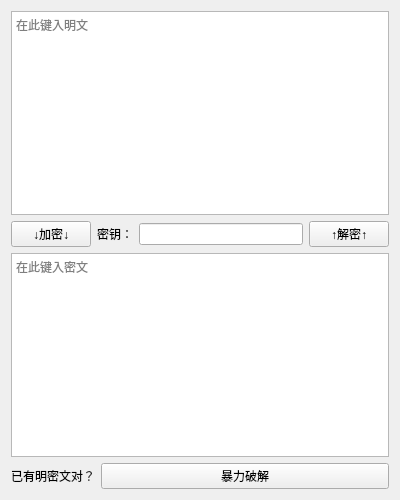
First picture: the form in Forms/main.ui, repository MaxAndFelix/S-DES_Python, before the edit.
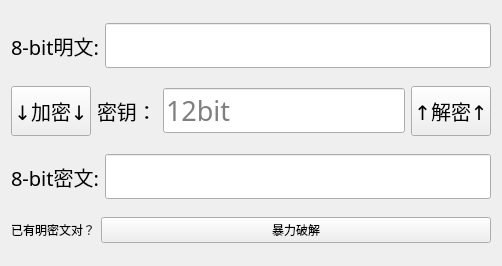
Second picture: the form after the edit.

Commit message: 界面预览

What changed in the file:
```diff
--- a/Forms/main.ui
+++ b/Forms/main.ui
@@ -9,26 +9,46 @@
    <rect>
     <x>0</x>
     <y>0</y>
-    <width>400</width>
-    <height>500</height>
+    <width>502</width>
+    <height>266</height>
    </rect>
   </property>
   <property name="windowTitle">
    <string>S-DES</string>
   </property>
-  <layout class="QHBoxLayout" name="horizontalLayout_4">
+  <layout class="QHBoxLayout" name="horizontalLayout_5">
    <item>
     <layout class="QVBoxLayout" name="verticalLayout">
-     <item>
-      <widget class="QPlainTextEdit" name="PlainTextEdit">
-       <property name="placeholderText">
-        <string>在此键入明文</string>
-       </property>
-      </widget>
-     </item>
      <item>
       <layout class="QHBoxLayout" name="horizontalLayout_2">
        <item>
+        <widget class="QLabel" name="label_Plain">
+         <property name="font">
+          <font>
+           <family>微软雅黑</family>
+           <pointsize>15</pointsize>
+          </font>
+         </property>
+         <property name="text">
+          <string>8-bit明文:</string>
+         </property>
+        </widget>
+       </item>
+       <item>
+        <widget class="QLineEdit" name="lineEdit_Cipher">
+         <property name="font">
+          <font>
+           <family>微软雅黑</family>
+           <pointsize>20</pointsize>
+          </font>
+         </property>
+        </widget>
+       </item>
+      </layout>
+     </item>
+     <item>
+      <layout class="QHBoxLayout" name="horizontalLayout">
+       <item>
         <widget class="QPushButton" name="pBtn_Encrypt">
          <property name="sizePolicy">
           <sizepolicy hsizetype="Minimum" vsizetype="Maximum">
@@ -38,7 +58,7 @@
          </property>
          <property name="minimumSize">
           <size>
-           <width>30</width>
+           <width>80</width>
            <height>0</height>
           </size>
          </property>
@@ -48,24 +68,42 @@
            <height>50</height>
           </size>
          </property>
+         <property name="font">
+          <font>
+           <family>微软雅黑</family>
+           <pointsize>15</pointsize>
+          </font>
+         </property>
          <property name="text">
           <string>↓加密↓</string>
          </property>
         </widget>
        </item>
        <item>
-        <layout class="QHBoxLayout" name="horizontalLayout">
-         <item>
-          <widget class="QLabel" name="label">
-           <property name="text">
-            <string>密钥：</string>
-           </property>
-          </widget>
-         </item>
-         <item>
-          <widget class="QLineEdit" name="lineEdit_Key"/>
-         </item>
-        </layout>
+        <widget class="QLabel" name="label_Key">
+         <property name="font">
+          <font>
+           <family>微软雅黑</family>
+           <pointsize>15</pointsize>
+          </font>
+         </property>
+         <property name="text">
+          <string>密钥：</string>
+         </property>
+        </widget>
+       </item>
+       <item>
+        <widget class="QLineEdit" name="lineEdit_Key">
+         <property name="font">
+          <font>
+           <family>微软雅黑</family>
+           <pointsize>20</pointsize>
+          </font>
+         </property>
+         <property name="placeholderText">
+          <string>12bit</string>
+         </property>
+        </widget>
        </item>
        <item>
         <widget class="QPushButton" name="pBtn_Decrypt">
@@ -77,7 +115,7 @@
          </property>
          <property name="minimumSize">
           <size>
-           <width>30</width>
+           <width>80</width>
            <height>0</height>
           </size>
          </property>
@@ -87,6 +125,12 @@
            <height>50</height>
           </size>
          </property>
+         <property name="font">
+          <font>
+           <family>微软雅黑</family>
+           <pointsize>15</pointsize>
+          </font>
+         </property>
          <property name="text">
           <string>↑解密↑</string>
          </property>
@@ -94,16 +138,36 @@
        </item>
       </layout>
      </item>
-     <item>
-      <widget class="QPlainTextEdit" name="CipherTextEdit">
-       <property name="placeholderText">
-        <string>在此键入密文</string>
-       </property>
-      </widget>
-     </item>
      <item>
       <layout class="QHBoxLayout" name="horizontalLayout_3">
        <item>
+        <widget class="QLabel" name="label_Cipher">
+         <property name="font">
+          <font>
+           <family>微软雅黑</family>
+           <pointsize>15</pointsize>
+          </font>
+         </property>
+         <property name="text">
+          <string>8-bit密文:</string>
+         </property>
+        </widget>
+       </item>
+       <item>
+        <widget class="QLineEdit" name="lineEdit_Plain">
+         <property name="font">
+          <font>
+           <family>微软雅黑</family>
+           <pointsize>20</pointsize>
+          </font>
+         </property>
+        </widget>
+       </item>
+      </layout>
+     </item>
+     <item>
+      <layout class="QHBoxLayout" name="horizontalLayout_4">
+       <item>
         <widget class="QLabel" name="label_Crack">
          <property name="sizePolicy">
           <sizepolicy hsizetype="Maximum" vsizetype="Preferred">
@@ -117,6 +181,11 @@
            <height>16777215</height>
           </size>
          </property>
+         <property name="font">
+          <font>
+           <family>微软雅黑</family>
+          </font>
+         </property>
          <property name="text">
           <string>已有明密文对？</string>
          </property>
@@ -124,6 +193,11 @@
        </item>
        <item>
         <widget class="QPushButton" name="pBtn_Crack">
+         <property name="font">
+          <font>
+           <family>微软雅黑</family>
+          </font>
+         </property>
          <property name="text">
           <string>暴力破解</string>
          </property>
```
The commit also changes 1 other file.
